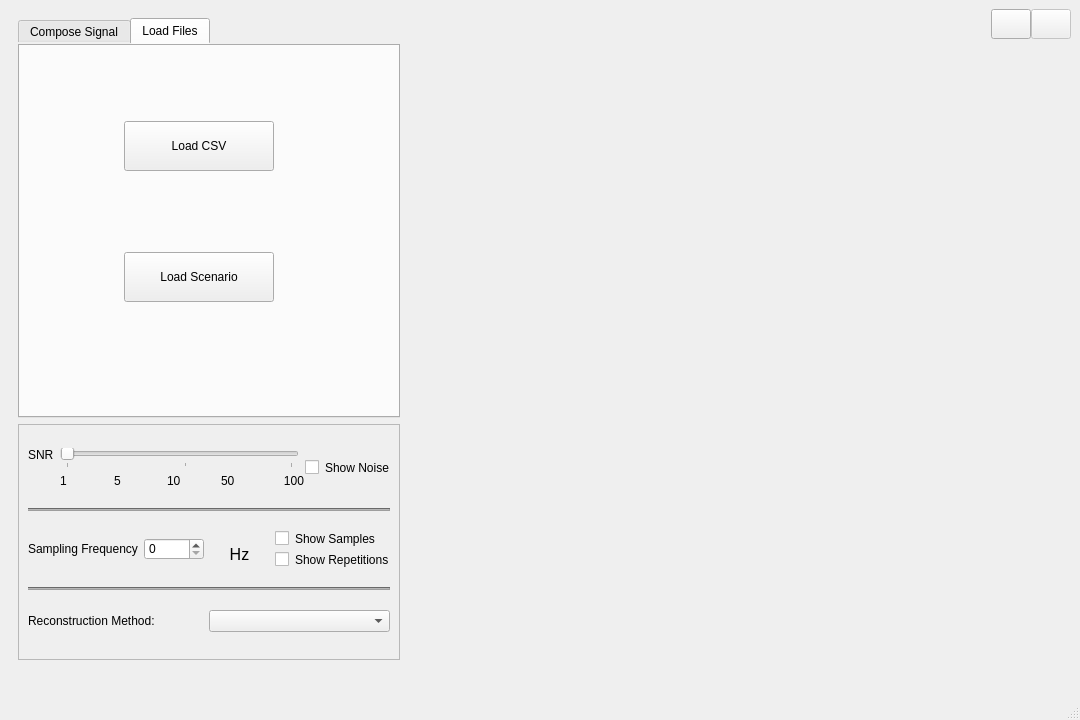
The window that UI/grid_view.ui (MohamedHisham20/Sampling-Theory-Studio) describes before a commit, drawn with Qt 5.
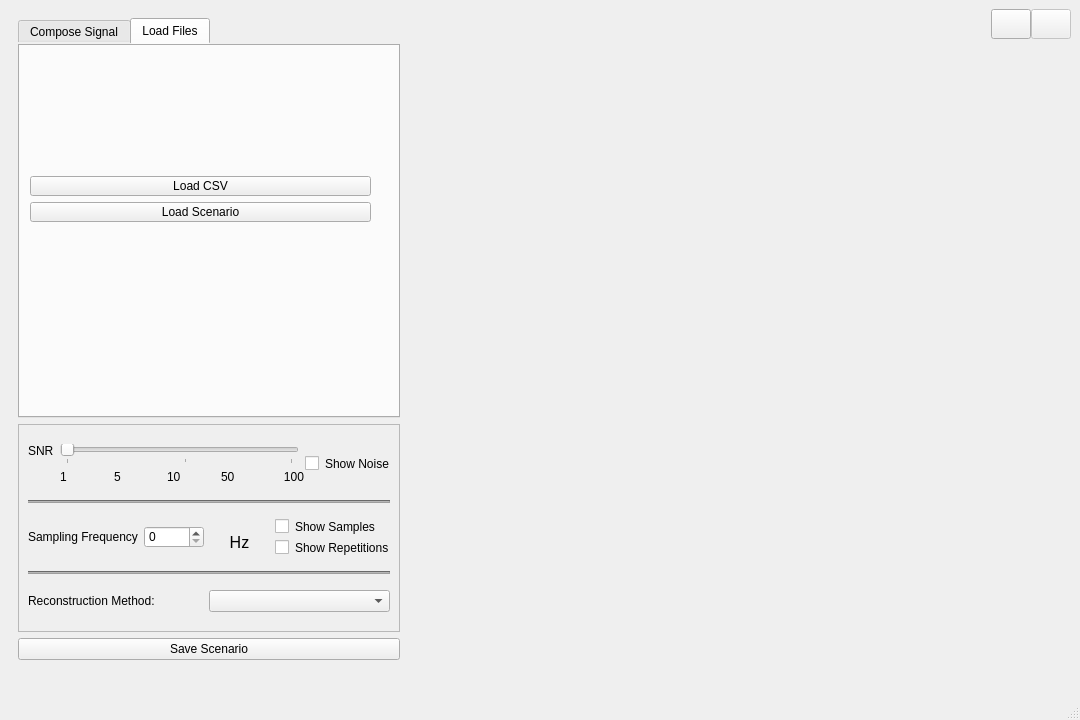
The same window after the commit. The open tabs and pages were chosen to show the change. Icons and pictures are not drawn.

Commit message: Scenario saving and loading done

```diff
--- a/UI/grid_view.ui
+++ b/UI/grid_view.ui
@@ -2172,6 +2172,11 @@
            <height>400</height>
           </size>
          </property>
+         <property name="font">
+          <font>
+           <family>.AppleSystemUIFont</family>
+          </font>
+         </property>
          <property name="styleSheet">
           <string notr="true"/>
          </property>
@@ -2475,27 +2480,25 @@
           <attribute name="title">
            <string>Load Files</string>
           </attribute>
-          <widget class="QWidget" name="layoutWidget">
+          <widget class="QWidget" name="">
            <property name="geometry">
             <rect>
-             <x>10</x>
-             <y>2</y>
+             <x>12</x>
+             <y>4</y>
              <width>341</width>
-             <height>331</height>
+             <height>301</height>
             </rect>
            </property>
            <layout class="QVBoxLayout" name="verticalLayout_3">
             <item>
-             <layout class="QHBoxLayout" name="horizontalLayout">
-              <item>
-               <spacer name="horizontalSpacer">
+             <spacer name="verticalSpacer">
                 <property name="orientation">
-                 <enum>Qt::Orientation::Horizontal</enum>
+               <enum>Qt::Orientation::Vertical</enum>
                 </property>
                 <property name="sizeHint" stdset="0">
                  <size>
-                  <width>72</width>
-                  <height>13</height>
+                <width>20</width>
+                <height>40</height>
                  </size>
                 </property>
                </spacer>
@@ -2505,7 +2508,13 @@
                 <property name="minimumSize">
                  <size>
                   <width>150</width>
-                  <height>50</height>
+                <height>20</height>
+               </size>
+              </property>
+              <property name="maximumSize">
+               <size>
+                <width>16777215</width>
+                <height>20</height>
                  </size>
                 </property>
                 <property name="text">
@@ -2514,41 +2523,17 @@
                </widget>
               </item>
               <item>
-               <spacer name="horizontalSpacer_2">
-                <property name="orientation">
-                 <enum>Qt::Orientation::Horizontal</enum>
-                </property>
-                <property name="sizeHint" stdset="0">
-                 <size>
-                  <width>72</width>
-                  <height>13</height>
-                 </size>
-                </property>
-               </spacer>
-              </item>
-             </layout>
-            </item>
-            <item>
-             <layout class="QHBoxLayout" name="horizontalLayout_4">
-              <item>
-               <spacer name="horizontalSpacer_3">
-                <property name="orientation">
-                 <enum>Qt::Orientation::Horizontal</enum>
-                </property>
-                <property name="sizeHint" stdset="0">
-                 <size>
-                  <width>72</width>
-                  <height>13</height>
-                 </size>
-                </property>
-               </spacer>
-              </item>
-              <item>
                <widget class="QPushButton" name="load_scenario_button">
                 <property name="minimumSize">
                  <size>
                   <width>150</width>
-                  <height>50</height>
+                <height>20</height>
+               </size>
+              </property>
+              <property name="maximumSize">
+               <size>
+                <width>16777215</width>
+                <height>20</height>
                  </size>
                 </property>
                 <property name="text">
@@ -2557,19 +2542,17 @@
                </widget>
               </item>
               <item>
-               <spacer name="horizontalSpacer_5">
+             <spacer name="verticalSpacer_2">
                 <property name="orientation">
-                 <enum>Qt::Orientation::Horizontal</enum>
+               <enum>Qt::Orientation::Vertical</enum>
                 </property>
                 <property name="sizeHint" stdset="0">
                  <size>
-                  <width>72</width>
-                  <height>13</height>
+                <width>20</width>
+                <height>40</height>
                  </size>
                 </property>
                </spacer>
-              </item>
-             </layout>
             </item>
            </layout>
           </widget>
@@ -2790,6 +2773,13 @@
          </layout>
         </widget>
        </item>
+       <item>
+        <widget class="QPushButton" name="save_scenario_button">
+         <property name="text">
+          <string>Save Scenario</string>
+         </property>
+        </widget>
+       </item>
        <item>
         <spacer name="horizontalSpacer_4">
          <property name="orientation">
```
Lines whose indentation alone changed are shown as unchanged. The commit also changes 5 other files.
